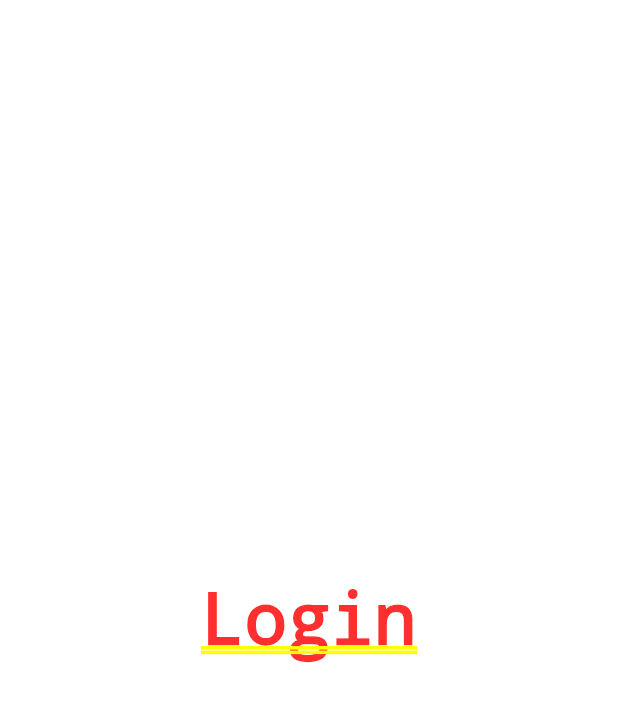
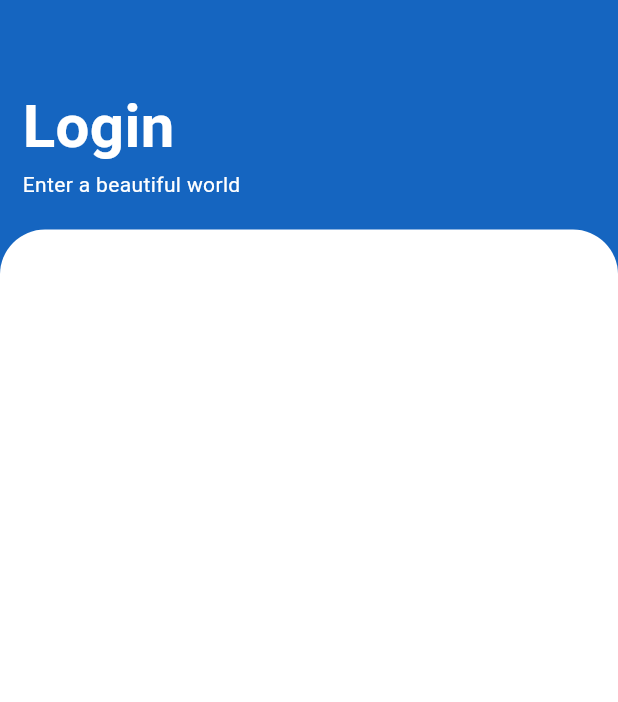
Before and after one commit to AnJasid/app_to_do_list, a Flutter app: the screen it shows after launch, on a phone screen of 412 x 824 dp. Shown: the top 702 px of the screen. Run offline on Flutter 3.47's test engine with Material 3 defaults, Android fonts, the phone set to English and light mode, and no system bars.

Commit message:
update login screen text

```diff
--- a/lib/screens/login_screen.dart
+++ b/lib/screens/login_screen.dart
@@ -5,9 +5,47 @@ class LoginScreen extends StatelessWidget {
 
   @override
   Widget build(BuildContext context) {
-    return Container(
-      child: Center(
-        child: Text('Login'),
+    return Scaffold(
+      appBar: AppBar(
+        backgroundColor: Colors.transparent,
+      ),
+      backgroundColor: Colors.blue[800],
+      body: Column(
+        crossAxisAlignment: CrossAxisAlignment.start,
+        children: <Widget>[
+          Padding(
+            padding: EdgeInsets.symmetric(horizontal: 15.0),
+            child: Text(
+              'Login',
+              style: TextStyle(
+                fontSize: 40.0,
+                fontWeight: FontWeight.w700,
+                color: Colors.white,
+              ),
+            ),
+          ),
+          Padding(
+            padding: EdgeInsets.symmetric(horizontal: 15.0),
+            child: Text(
+              'Enter a beautiful world',
+              style: TextStyle(
+                color: Colors.white,
+              ),
+            ),
+          ),
+          SizedBox(height: 20),
+          Expanded(
+            child: Container(
+              decoration: BoxDecoration(
+                color: Colors.white,
+                borderRadius: BorderRadius.only(
+                  topLeft: Radius.circular(30.0),
+                  topRight: Radius.circular(30.0),
+                ),
+              ),
+            ),
+          ),
+        ],
       ),
     );
   }
```
